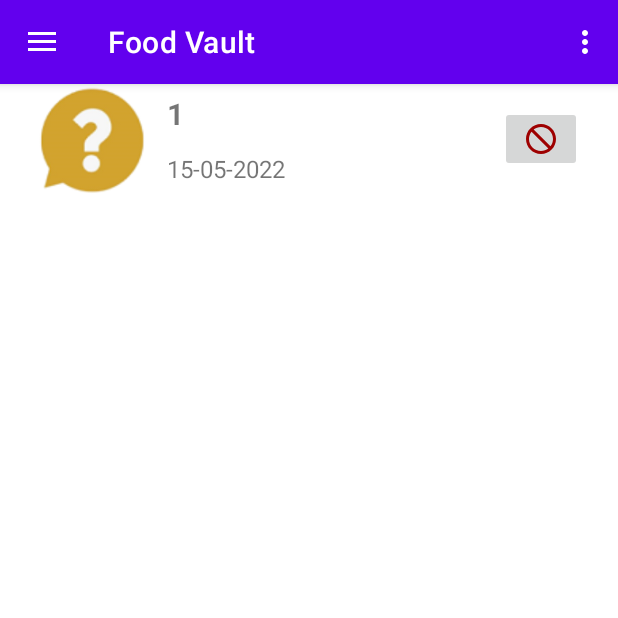
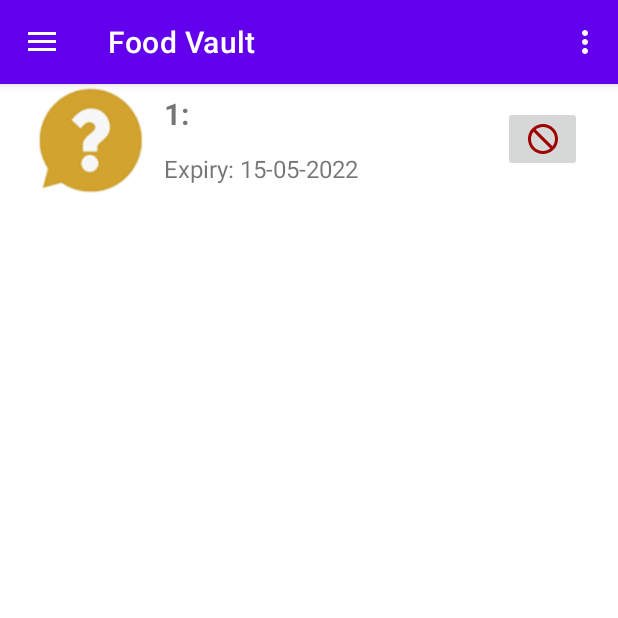
Before and after one commit to mfokins/Food-stock-manager, an Android app: the FoodCreateFragment screen opened through its navigation route, after a tap on "CONFIRM", on a phone screen of 412 x 824 dp, the top half of it. Run offline under Robolectric (Android 15) with nearby library versions, the phone set to English and light mode, and no system bars; our stand-ins replace Room's generated code, navigation-ui; 3 statements that could not run were skipped.

Commit message:
RecyclerView funcionality implementation
Implemented button funcionality to allow user to delete individual items from database through recyclerView

```diff
--- a/app/src/main/java/com/example/foodstockmanager/product/ProductDao.java
+++ b/app/src/main/java/com/example/foodstockmanager/product/ProductDao.java
@@ -21,6 +21,9 @@ public interface ProductDao {
         @Delete
         void delete(Product product);
 
+        @Query("DELETE FROM product_table WHERE id=:id")
+        void deleteById(int id);
+
         @Query("DELETE FROM product_table")
         void deleteAllProducts();
 
--- a/app/src/main/java/com/example/foodstockmanager/product/ProductDatabase.java
+++ b/app/src/main/java/com/example/foodstockmanager/product/ProductDatabase.java
@@ -19,6 +19,7 @@ public abstract class ProductDatabase extends RoomDatabase {
             instance = Room.databaseBuilder(context.getApplicationContext(),
                             ProductDatabase.class, "product_database")
                     .fallbackToDestructiveMigration()
+                    .allowMainThreadQueries()  //need this one to use queries from recycler view
                     .build();
         }
         return instance;
--- a/app/src/main/java/com/example/foodstockmanager/product/ProductRepository.java
+++ b/app/src/main/java/com/example/foodstockmanager/product/ProductRepository.java
@@ -46,6 +46,11 @@ public class ProductRepository {
         productDAO.delete(product);
     }
 
+    //alternative to delete by ID
+    public void deleteById(int id) {
+        productDAO.deleteById(id);
+    }
+
 
     public void deleteAllProducts() {
         productDAO.deleteAllProducts();
--- a/app/src/main/java/com/example/foodstockmanager/ui/products/MyProductRecyclerViewAdapter.java
+++ b/app/src/main/java/com/example/foodstockmanager/ui/products/MyProductRecyclerViewAdapter.java
@@ -23,11 +23,13 @@ public class MyProductRecyclerViewAdapter extends RecyclerView.Adapter<MyProduct
     private Context context;
     private final ArrayList<Product> products;
     private View.OnClickListener onClickListener;
+    ProductViewModel productViewModel;
 
 
-    public MyProductRecyclerViewAdapter(Context context, ArrayList<Product> products) {
+    public MyProductRecyclerViewAdapter(Context context, ProductViewModel productViewModel, ArrayList<Product> products) {
         this.products = products;
         this.context = context;
+        this.productViewModel = productViewModel;
     }
 
     public void setOnClickListener(View.OnClickListener onClickListener) {
@@ -43,12 +45,12 @@ public class MyProductRecyclerViewAdapter extends RecyclerView.Adapter<MyProduct
     @Override
     public void onBindViewHolder(final ViewHolder holder, int position) {
 
-        holder.mIdView.setText((""+products.get(position).getId()));
+        holder.mIdView.setText(products.get(position).getId()+":");
         holder.mImageView.setImageDrawable(context.getDrawable(context.getResources().getIdentifier(products.get(position).getType(), "drawable", context.getPackageName())));
         holder.mNameView.setText(products.get(position).getName());
-        holder.mContentView.setText((new SimpleDateFormat("dd-MM-yyyy").format((products.get(position).getExpiryDate()))));
+        holder.mContentView.setText("Expiry: "+(new SimpleDateFormat("dd-MM-yyyy").format((products.get(position).getExpiryDate()))));
         holder.mRemoveButton.setOnClickListener(product ->{
-            //TODO implement delete upon click
+            productViewModel.delete(products.get(position));
         });
     }
 
@@ -73,10 +75,5 @@ public class MyProductRecyclerViewAdapter extends RecyclerView.Adapter<MyProduct
             mContentView = binding.content;
             mRemoveButton = binding.removeProductButton;
         }
-
-//        @Override
-//        public String toString() {
-//            return super.toString() + " '" + mContentView.getText() + "'";
-//        }
     }
 }
--- a/app/src/main/java/com/example/foodstockmanager/ui/products/ProductFragment.java
+++ b/app/src/main/java/com/example/foodstockmanager/ui/products/ProductFragment.java
@@ -19,6 +19,7 @@ import android.widget.Toast;
 
 import com.example.foodstockmanager.R;
 import com.example.foodstockmanager.product.Product;
+import com.example.foodstockmanager.product.ProductRepository;
 
 import java.util.ArrayList;
 import java.util.List;
@@ -44,11 +45,8 @@ public class ProductFragment extends Fragment {
             @Override
             public void onChanged(List<Product> products) {
                 ArrayList<Product> temp = new ArrayList<>(products);
-                myProductRecyclerViewAdapter = new MyProductRecyclerViewAdapter(getContext(), temp);
+                myProductRecyclerViewAdapter = new MyProductRecyclerViewAdapter(getContext(), productViewModel, temp);
                 productList.setAdapter(myProductRecyclerViewAdapter);
-                myProductRecyclerViewAdapter.setOnClickListener(product -> {
-                    Toast.makeText(getContext(), ""+product.getId(), Toast.LENGTH_SHORT).show();
-                });
             }
         });
 
--- a/app/src/main/java/com/example/foodstockmanager/ui/products/ProductViewModel.java
+++ b/app/src/main/java/com/example/foodstockmanager/ui/products/ProductViewModel.java
@@ -26,6 +26,7 @@ public class ProductViewModel extends AndroidViewModel {
         repository.deleteAllProducts();
     }
 
+    //Could also be done with id method
     public void delete(Product product) {
         repository.delete(product);
     }
--- a/app/src/main/res/layout/fragment_product.xml
+++ b/app/src/main/res/layout/fragment_product.xml
@@ -12,7 +12,7 @@
         android:layout_weight="1"
         android:src="@drawable/other"
         android:contentDescription="@string/item_icon"
-        android:layout_gravity="center"/>
+        android:layout_gravity="left"/>
 
     <TableLayout
         android:layout_width="wrap_content"
```
